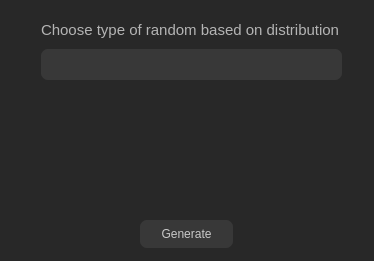
dthung1602/NetworkVisualization, file resource/gui/RandomDialog.ui: the form before one commit.
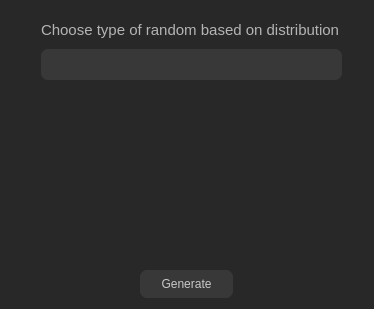
The form after the commit. Icons and pictures are not drawn.

```diff
--- a/resource/gui/RandomDialog.ui
+++ b/resource/gui/RandomDialog.ui
@@ -7,7 +7,7 @@
     <x>0</x>
     <y>0</y>
     <width>374</width>
-    <height>261</height>
+    <height>309</height>
    </rect>
   </property>
   <property name="windowTitle">
@@ -31,7 +31,7 @@
    <property name="geometry">
     <rect>
      <x>140</x>
-     <y>220</y>
+     <y>270</y>
      <width>93</width>
      <height>28</height>
     </rect>
@@ -103,6 +103,35 @@
                         </string>
    </property>
   </widget>
+  <widget class="QLabel" name="notiLabel">
+   <property name="geometry">
+    <rect>
+     <x>39</x>
+     <y>219</y>
+     <width>301</width>
+     <height>41</height>
+    </rect>
+   </property>
+   <property name="font">
+    <font>
+     <pointsize>8</pointsize>
+     <weight>75</weight>
+     <bold>true</bold>
+    </font>
+   </property>
+   <property name="styleSheet">
+    <string notr="true">color: rgb(180,180,180);
+
+                            background-color: transparent;
+                        </string>
+   </property>
+   <property name="text">
+    <string/>
+   </property>
+   <property name="alignment">
+    <set>Qt::AlignCenter</set>
+   </property>
+  </widget>
  </widget>
  <resources/>
  <connections/>
```
